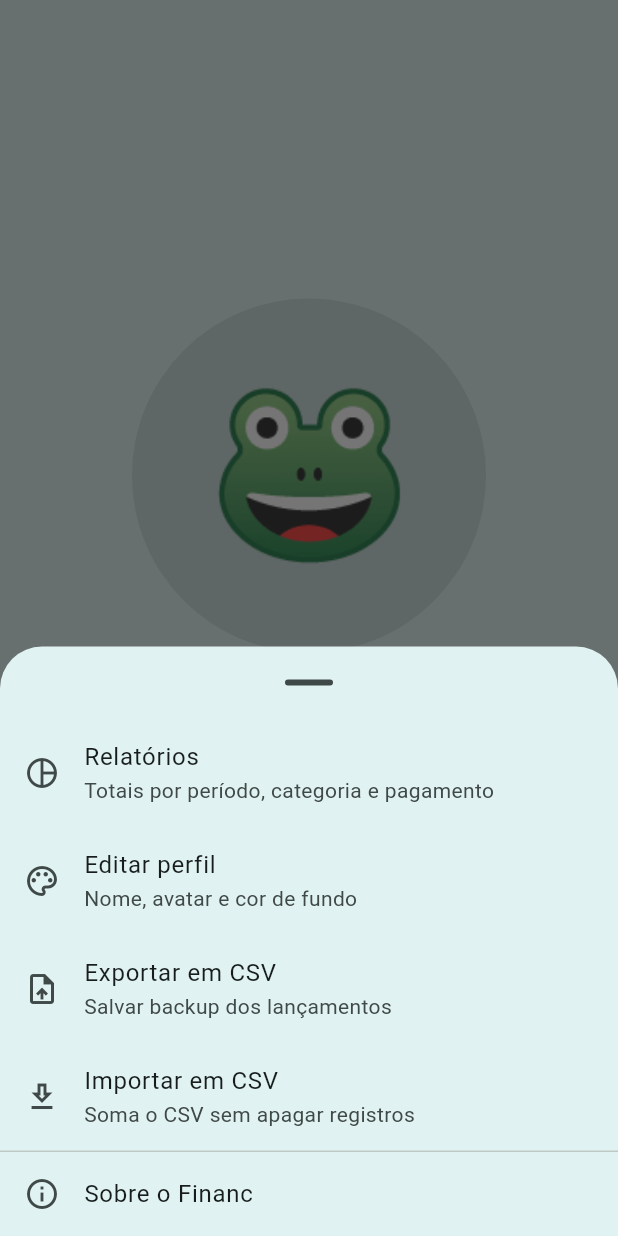
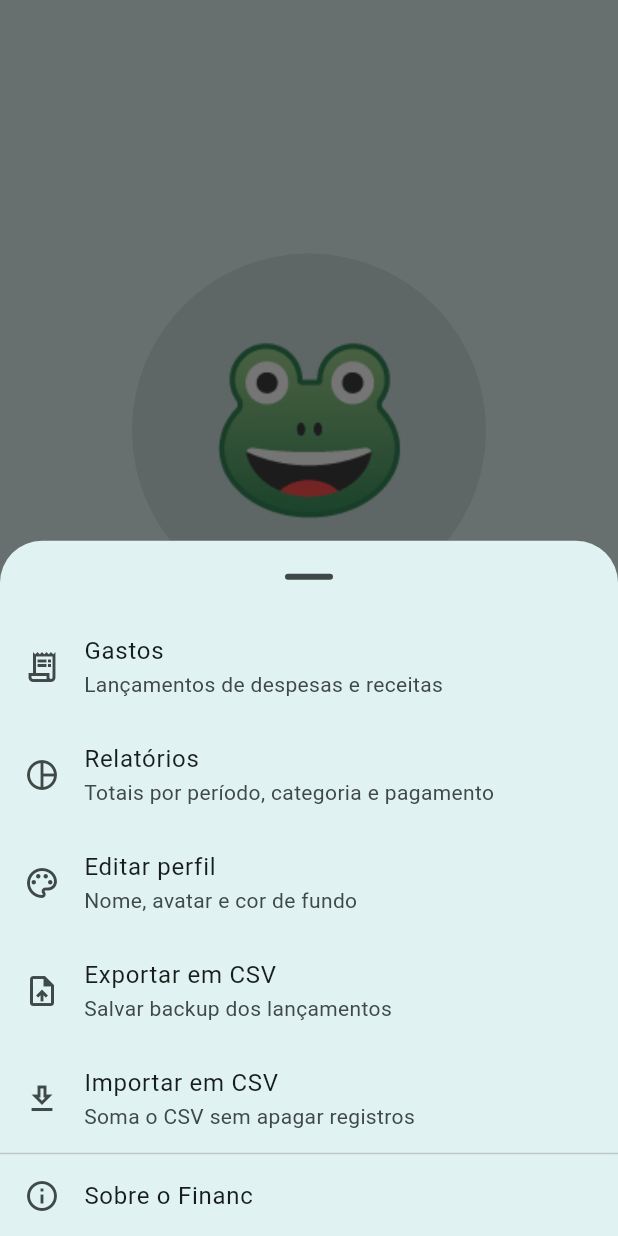
Before and after one commit to thiagonebuloni/mango-app, a Flutter app: the LandingScreen screen opened directly, after a tap on "Menu", on a phone screen of 412 x 824 dp. Run offline on Flutter 3.47's test engine with Material 3 defaults, Android fonts, the phone set to English and light mode, and no system bars; our stand-ins replace emoji_picker_flutter, file_picker, fl_chart, flutter_riverpod, image_picker, share_plus and 1 more; accounts and stored records are empty.

Commit message:
feat: atualizacao automatica e refatoracao do menu

```diff
--- a/lib/screens/home_screen.dart
+++ b/lib/screens/home_screen.dart
@@ -238,6 +238,7 @@ class _HomeScreenState extends ConsumerState<HomeScreen> {
             onPressed: () => showMenuApp(
               context,
               ref,
+              abaAtual: AbaPrincipal.gastos,
               onIrParaRelatorios: widget.onVerRelatorios,
             ),
           ),
--- a/lib/screens/landing_screen.dart
+++ b/lib/screens/landing_screen.dart
@@ -10,8 +10,9 @@ import 'root_nav.dart';
 /// Largura dos botões principais da tela inicial (centralizados).
 const double kLandingActionWidth = 260;
 
-/// Primeira tela do app: avatar + nome do usuário e os botões "Meus gastos"
-/// e "Menu", tudo centralizado sobre a cor de fundo escolhida no cadastro.
+/// Primeira tela do app: avatar + nome do usuário e as duas abas do app
+/// ("Gastos" e "Relatórios") mais o botão "Menu", tudo centralizado sobre a
+/// cor de fundo escolhida no cadastro.
 class LandingScreen extends ConsumerWidget {
   const LandingScreen({super.key});
 
@@ -55,7 +56,16 @@ class LandingScreen extends ConsumerWidget {
                   child: FilledButton.icon(
                     onPressed: () => _abrirApp(context, 0),
                     icon: const Icon(Icons.receipt_long),
-                    label: const Text('Meus gastos'),
+                    label: const Text('Gastos'),
+                  ),
+                ),
+                const SizedBox(height: 12),
+                SizedBox(
+                  width: kLandingActionWidth,
+                  child: FilledButton.icon(
+                    onPressed: () => _abrirApp(context, 1),
+                    icon: const Icon(Icons.pie_chart),
+                    label: const Text('Relatórios'),
                   ),
                 ),
                 const SizedBox(height: 12),
@@ -65,6 +75,7 @@ class LandingScreen extends ConsumerWidget {
                     onPressed: () => showMenuApp(
                       context,
                       ref,
+                      onIrParaGastos: () => _abrirApp(context, 0),
                       onIrParaRelatorios: () => _abrirApp(context, 1),
                     ),
                     icon: const Icon(Icons.menu),
--- a/lib/screens/root_nav.dart
+++ b/lib/screens/root_nav.dart
@@ -51,7 +51,7 @@ class _RootNavState extends State<RootNav> {
         onPageChanged: _onPageChanged,
         children: [
           HomeScreen(onVerRelatorios: () => _onDestinationSelected(1)),
-          const ReportsScreen(),
+          ReportsScreen(onVerGastos: () => _onDestinationSelected(0)),
         ],
       ),
       bottomNavigationBar: NavigationBar(
--- a/lib/widgets/common.dart
+++ b/lib/widgets/common.dart
@@ -239,14 +239,24 @@ class NewExpenseMenu extends StatelessWidget {
   }
 }
 
+/// Aba da navegação principal em que o menu foi aberto.
+///
+/// Define qual item de navegação o menu exibe: sempre a aba oposta à atual.
+enum AbaPrincipal { gastos, relatorios, inicial }
+
 /// Menu compartilhado do app: tela inicial (botão "Menu") e o ícone de menu
 /// no canto superior direito das telas Gastos e Relatórios.
 ///
-/// [onIrParaRelatorios] troca para a aba de Relatórios; quando é `null`
-/// (tela fora da navegação raiz ou já nela), o item apenas fecha o menu.
+/// Sempre oferece a aba oposta à [abaAtual]: aberto na aba Gastos mostra
+/// "Relatórios" e aberto em Relatórios mostra "Gastos". Na tela inicial
+/// ([AbaPrincipal.inicial]), que contém as duas abas, o menu mostra as duas.
+/// Os callbacks `onIrPara*` são opcional: sem eles (tela fora da navegação
+/// raiz ou já nela) o item apenas fecha o menu.
 void showMenuApp(
   BuildContext context,
   WidgetRef ref, {
+  AbaPrincipal abaAtual = AbaPrincipal.inicial,
+  VoidCallback? onIrParaGastos,
   VoidCallback? onIrParaRelatorios,
 }) {
   showModalBottomSheet<void>(
@@ -259,6 +269,17 @@ void showMenuApp(
         child: Column(
           mainAxisSize: MainAxisSize.min,
           children: [
+            if (abaAtual != AbaPrincipal.gastos)
+              ListTile(
+                leading: const Icon(Icons.receipt_long_outlined),
+                title: const Text('Gastos'),
+                subtitle: const Text('Lançamentos de despesas e receitas'),
+                onTap: () {
+                  Navigator.pop(sheetContext);
+                  onIrParaGastos?.call();
+                },
+              ),
+            if (abaAtual != AbaPrincipal.relatorios)
               ListTile(
                 leading: const Icon(Icons.pie_chart_outline),
                 title: const Text('Relatórios'),
```
Also changed, not shown: lib/screens/reports_screen.dart (+11 -2 lines), lib/state/providers.dart (+7 -1 lines), 1 other file. Lines whose indentation alone changed are shown as unchanged.
